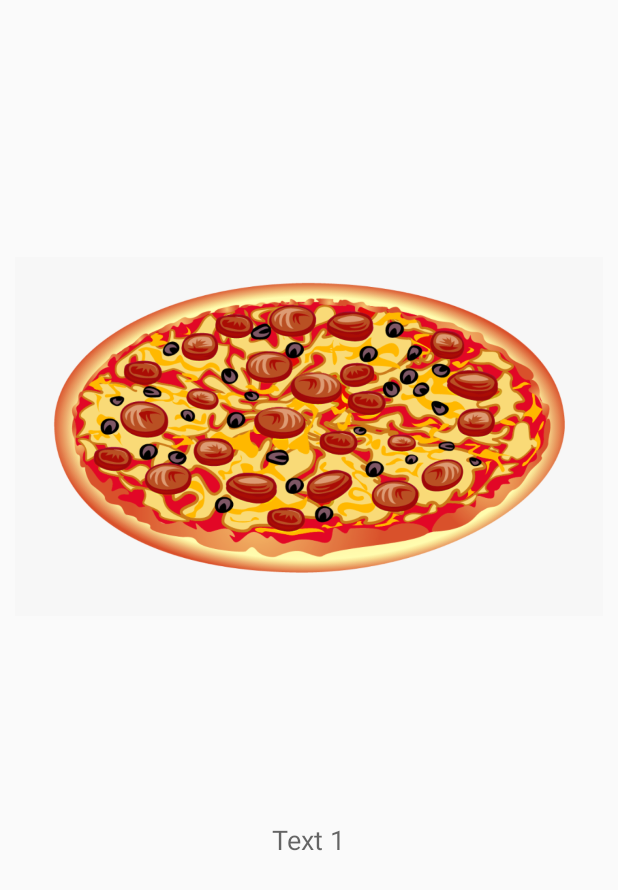
After one commit to Alrobbertz/LIVOX-MQP, an Android app: the layout list_entity.xml on its own in the app's theme, with its tools: preview values and no code run, on a phone screen of 412 x 824 dp. The commit adds this screen. Shown: the top 890 px of the screen. Run offline under Robolectric (Android 15) with nearby library versions, the phone set to English and light mode, and no system bars.

Commit message:
Added functionality for n-images

```diff
--- a/SpeechClassifier/app/build.gradle
+++ b/SpeechClassifier/app/build.gradle
@@ -33,6 +33,7 @@ dependencies {
     androidTestImplementation 'androidx.test:runner:1.2.0'
     androidTestImplementation 'androidx.test.espresso:espresso-core:3.2.0'
     implementation "org.jetbrains.kotlin:kotlin-stdlib-jdk7:$kotlin_version"
+    implementation 'com.android.support.constraint:constraint-layout:1.1.3'
 }
 repositories {
     mavenCentral()
--- /dev/null
+++ b/SpeechClassifier/app/src/main/res/layout/list_entity.xml
@@ -0,0 +1,32 @@
+<?xml version="1.0" encoding="utf-8"?>
+<androidx.constraintlayout.widget.ConstraintLayout xmlns:android="http://schemas.android.com/apk/res/android"
+    xmlns:app="http://schemas.android.com/apk/res-auto"
+    xmlns:tools="http://schemas.android.com/tools"
+    android:layout_width="match_parent"
+    android:layout_height="wrap_content"
+    android:padding="10dp"
+    tools:context=".ListEntity">
+
+    <ImageView
+        android:id="@+id/image_1"
+        android:layout_width="0dp"
+        android:layout_height="wrap_content"
+        android:contentDescription="pasta"
+        app:layout_constraintEnd_toEndOf="parent"
+        app:layout_constraintHorizontal_bias="0.0"
+        app:layout_constraintStart_toStartOf="parent"
+        app:layout_constraintTop_toTopOf="parent"
+        app:srcCompat="@drawable/pizza" />
+
+    <TextView
+        android:id="@+id/text_1"
+        android:layout_width="wrap_content"
+        android:layout_height="wrap_content"
+        android:text="Some text"
+        android:textAppearance="@style/TextAppearance.AppCompat.Medium"
+        app:layout_constraintBottom_toBottomOf="@+id/image_1"
+        app:layout_constraintEnd_toEndOf="@+id/image_1"
+        app:layout_constraintHorizontal_bias="0.499"
+        app:layout_constraintStart_toStartOf="@+id/image_1"
+        tools:text="Text 1" />
+</androidx.constraintlayout.widget.ConstraintLayout>
--- /dev/null
+++ b/SpeechClassifier/app/src/main/res/values/attrs.xml
@@ -0,0 +1,4 @@
+<?xml version="1.0" encoding="utf-8"?>
+<resources>
+    <declare-styleable name="ListEntity"/>
+</resources>
```
Also changed, not shown: SpeechClassifier/app/src/main/java/com/example/speechclassifier/ListEntity.java (added, +47 -0 lines), SpeechClassifier/app/src/main/java/com/example/speechclassifier/MainActivity.java (+18 -43 lines), SpeechClassifier/app/src/main/java/com/example/speechclassifier/speechrecognition/QuestionManager.kt (+6 -8 lines), SpeechClassifier/app/src/main/res/layout/activity_main.xml (+13 -54 lines).
